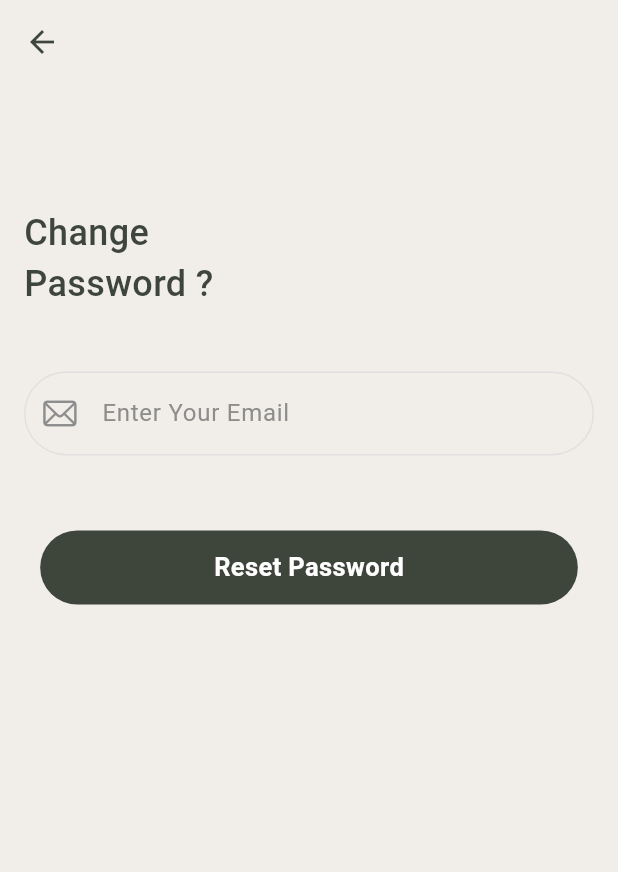
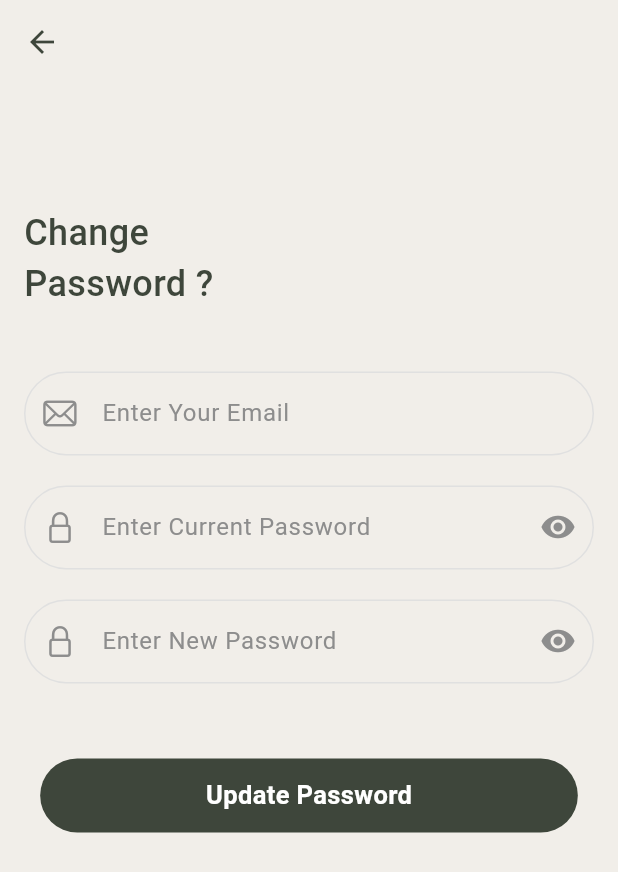
Before and after one commit to ISLAM2ADEL/book_store, a Flutter app: the ChangePasswordScreen screen opened directly, on a phone screen of 412 x 824 dp. Shown: the top 872 px of the screen. Run offline on Flutter 3.47's test engine with Material 3 defaults, Android fonts, the phone set to English and light mode, and no system bars; our stand-ins replace bloc, firebase_auth, firebase_core, flutter_bloc, get, google_sign_in and 2 more; accounts and stored records are empty.

Commit message:
Youssef Firebase Auth(User Change Password Localy By TextForm).

```diff
--- a/lib/Auth/Change_Password_Screen/forget_screen.dart
+++ b/lib/Auth/Change_Password_Screen/forget_screen.dart
@@ -1,4 +1,3 @@
-import 'package:book_store/Auth/LogIn_Screen/login_screen.dart';
 import 'package:book_store/home%20screen/home.dart';
 import 'package:firebase_auth/firebase_auth.dart';
 import 'package:flutter/cupertino.dart';
@@ -6,6 +5,7 @@ import 'package:flutter/material.dart';
 import 'package:flutter_bloc/flutter_bloc.dart';
 import 'package:get/get.dart';
 
+import '../LogIn_Screen/login_screen.dart';
 import '../custom widget/custom_text_form.dart';
 import '../forget_screen/Cubit/forget_cubit.dart';
 import '../forget_screen/Cubit/forget_state.dart';
@@ -15,15 +15,20 @@ class ChangePasswordScreen extends StatelessWidget {
 
   final formKey = GlobalKey<FormState>();
   final TextEditingController emailController = TextEditingController();
+  final TextEditingController currentPasswordController =
+      TextEditingController();
+  final TextEditingController newPasswordController = TextEditingController();
 
   @override
   Widget build(BuildContext context) {
     final height = MediaQuery.of(context).size.height;
     final width = MediaQuery.of(context).size.width;
+
     User? user = FirebaseAuth.instance.currentUser;
     if (user != null) {
       emailController.text = user.email ?? '';
     }
+
     return BlocProvider(
       create: (context) => ForgetPasswordCubit(), // Provide the Cubit
       child: Scaffold(
@@ -33,7 +38,7 @@ class ChangePasswordScreen extends StatelessWidget {
           elevation: 0,
           leading: InkWell(
             onTap: () {
-              Get.to(LoginScreen());
+              Get.to(const Home());
             },
             child: const Icon(
               Icons.arrow_back,
@@ -59,7 +64,7 @@ class ChangePasswordScreen extends StatelessWidget {
                     ),
                   ),
                   SizedBox(height: height * 0.05),
-                  // Email TextFormField
+                  // Email TextFormField (Pre-filled and disabled)
                   CustomTextForm(
                     hintText: "Enter Your Email",
                     controller: emailController,
@@ -77,15 +82,50 @@ class ChangePasswordScreen extends StatelessWidget {
                       return null;
                     },
                   ),
+                  const SizedBox(height: 20),
+
+                  CustomTextForm(
+                    hintText: "Enter Current Password",
+                    controller: currentPasswordController,
+                    icon: CupertinoIcons.lock,
+                    isEmail: false,
+                    isPassword: true,
+                    // Enable password hiding
+                    validator: (val) {
+                      if (val == null || val.isEmpty) {
+                        return 'Please enter your current password';
+                      }
+                      return null;
+                    },
+                  ),
+                  const SizedBox(height: 20),
+
+                  CustomTextForm(
+                    hintText: "Enter New Password",
+                    controller: newPasswordController,
+                    icon: CupertinoIcons.lock,
+                    isEmail: false,
+                    isPassword: true,
+                    validator: (val) {
+                      if (val == null || val.isEmpty) {
+                        return 'Please enter your new password';
+                      }
+                      if (val.length < 6) {
+                        return 'Password must be at least 6 characters long';
+                      }
+                      return null;
+                    },
+                  ),
                   const SizedBox(height: 50),
 
                   BlocConsumer<ForgetPasswordCubit, ForgetPasswordState>(
                     listener: (context, state) {
                       if (state is ForgetPasswordSuccess) {
-                        Get.snackbar("Reset Password", "Check Your Inbox",
+                        Get.snackbar(
+                            "Password Change", "Password updated successfully",
                             barBlur: 30);
-                        Future.delayed(const Duration(seconds: 3), () {
-                          Get.off(() => const Home());
+                        Future.delayed(const Duration(seconds: 1), () {
+                          Get.off(() => LoginScreen());
                         });
                       } else if (state is ForgetPasswordFailure) {
                         Get.snackbar("Error", state.error, barBlur: 30);
@@ -99,20 +139,36 @@ class ChangePasswordScreen extends StatelessWidget {
                       }
                       return Center(
                         child: InkWell(
-                          onTap: () {
+                          onTap: () async {
                             if (formKey.currentState!.validate()) {
-                              context
-                                  .read<ForgetPasswordCubit>()
-                                  .sendPasswordResetEmail(
-                                    emailController.text,
-                                  );
+                              try {
+                                AuthCredential credential =
+                                    EmailAuthProvider.credential(
+                                  email: emailController.text,
+                                  password: currentPasswordController.text,
+                                );
+
+                                await user
+                                    ?.reauthenticateWithCredential(credential);
+
+                                await user?.updatePassword(
+                                    newPasswordController.text);
+
+                                Get.snackbar(
+                                    "Success", "Password updated successfully",
+                                    barBlur: 30);
+                              } on FirebaseAuthException catch (e) {
+                                Get.snackbar("Error",
+                                    e.message ?? 'Password update failed',
+                                    barBlur: 30);
+                              }
                             }
                           },
                           child: createAccContainer(
                             fontColor: Colors.white,
                             height: height * 0.06,
                             width: width * 0.87,
-                            text: "Reset Password",
+                            text: "Update Password",
                             color: const Color(0xFF3E463B),
                             isBorder: false,
                           ),
@@ -131,32 +187,3 @@ class ChangePasswordScreen extends StatelessWidget {
     );
   }
 }
-
-Container createAccContainer({
-  required double height,
-  required double width,
-  required String text,
-  required Color? color,
-  required Color? fontColor,
-  required bool isBorder,
-}) {
-  return Container(
-    height: height,
-    width: width,
-    decoration: BoxDecoration(
-      color: color,
-      borderRadius: BorderRadius.circular(25),
-      border: isBorder ? Border.all() : null,
-    ),
-    child: Center(
-      child: Text(
-        text,
-        style: TextStyle(
-          color: fontColor,
-          fontWeight: FontWeight.bold,
-          fontSize: 17,
-        ),
-      ),
-    ),
-  );
-}
```
